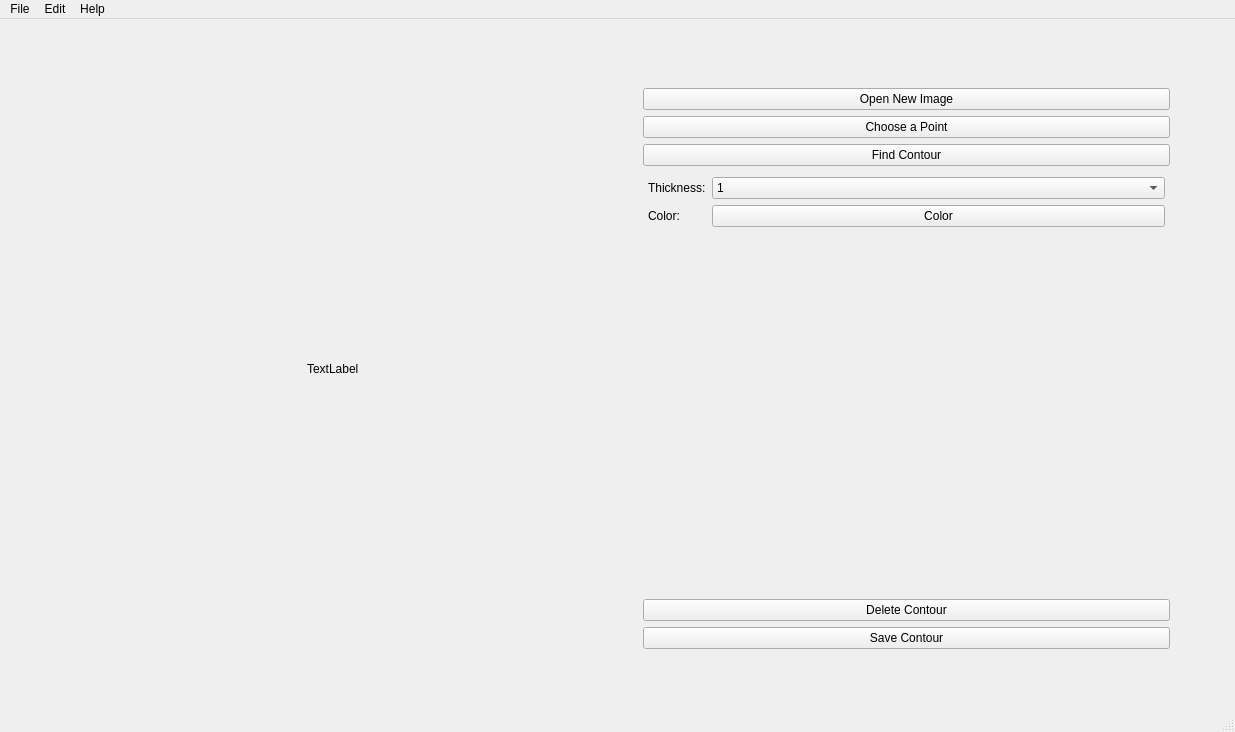
First picture: the form in ui/basic.ui, repository zinuzian/ImageLab2019, before the edit.
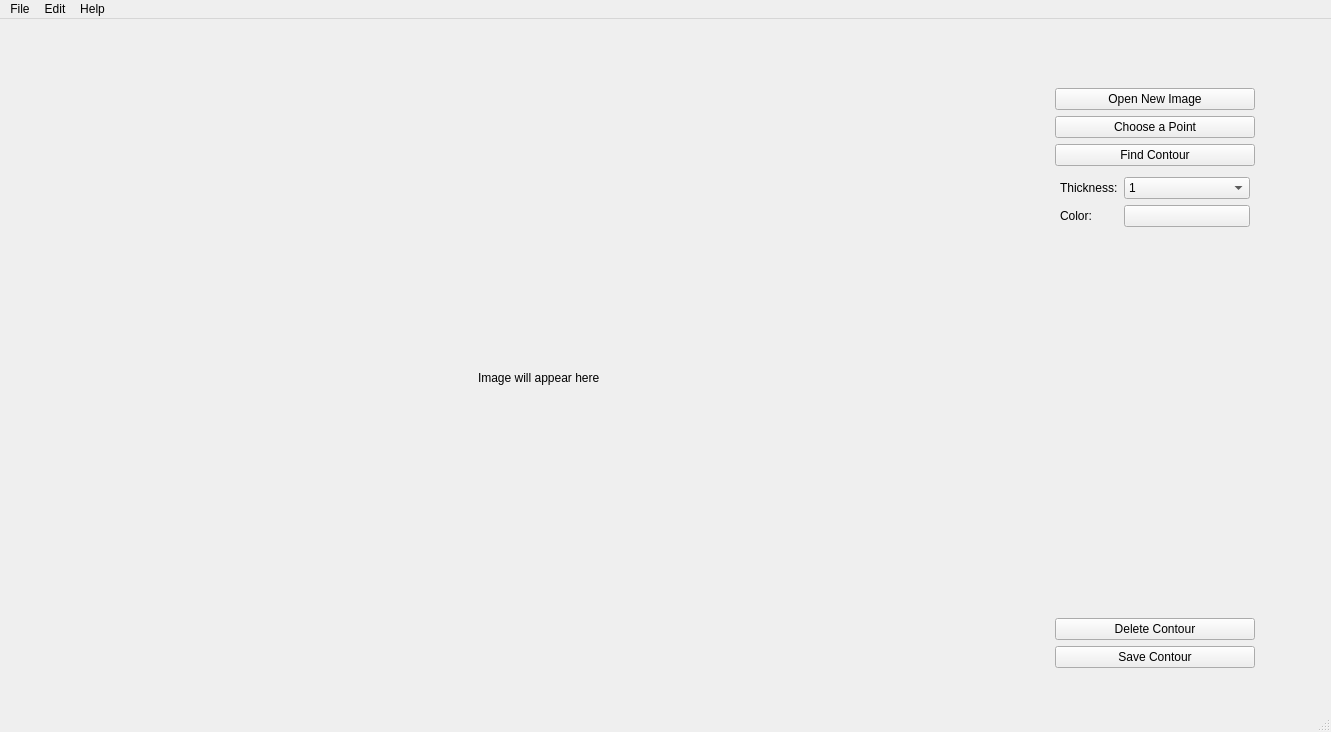
Second picture: the form after the edit.

Commit message: button action added

```diff
--- a/ui/basic.ui
+++ b/ui/basic.ui
@@ -6,7 +6,7 @@
    <rect>
     <x>0</x>
     <y>0</y>
-    <width>1235</width>
+    <width>1331</width>
     <height>732</height>
    </rect>
   </property>
@@ -14,13 +14,19 @@
    <string>MainWindow</string>
   </property>
   <widget class="QWidget" name="centralwidget">
+   <property name="minimumSize">
+    <size>
+     <width>800</width>
+     <height>400</height>
+    </size>
+   </property>
    <widget class="QWidget" name="horizontalLayoutWidget">
     <property name="geometry">
      <rect>
       <x>-1</x>
       <y>-1</y>
-      <width>1241</width>
-      <height>701</height>
+      <width>1386</width>
+      <height>720</height>
      </rect>
     </property>
     <layout class="QHBoxLayout" name="mainLayout">
@@ -38,6 +44,12 @@
      </property>
      <item>
       <widget class="QWidget" name="imageWidget" native="true">
+       <property name="minimumSize">
+        <size>
+         <width>500</width>
+         <height>300</height>
+        </size>
+       </property>
        <layout class="QVBoxLayout" name="imageLayout">
         <property name="leftMargin">
          <number>20</number>
@@ -54,7 +66,7 @@
         <item alignment="Qt::AlignHCenter">
          <widget class="QLabel" name="label">
           <property name="text">
-           <string>TextLabel</string>
+           <string>Image will appear here</string>
           </property>
          </widget>
         </item>
@@ -63,6 +75,12 @@
      </item>
      <item>
       <widget class="QWidget" name="controlPanelWidget" native="true">
+       <property name="maximumSize">
+        <size>
+         <width>300</width>
+         <height>16777215</height>
+        </size>
+       </property>
        <layout class="QVBoxLayout" name="controlPanelLayout">
         <property name="leftMargin">
          <number>20</number>
@@ -78,6 +96,18 @@
         </property>
         <item>
          <widget class="QPushButton" name="openFileBtn">
+          <property name="minimumSize">
+           <size>
+            <width>200</width>
+            <height>0</height>
+           </size>
+          </property>
+          <property name="maximumSize">
+           <size>
+            <width>200</width>
+            <height>16777215</height>
+           </size>
+          </property>
           <property name="text">
            <string>Open New Image</string>
           </property>
@@ -85,6 +115,18 @@
         </item>
         <item>
          <widget class="QPushButton" name="choosePointBtn">
+          <property name="minimumSize">
+           <size>
+            <width>200</width>
+            <height>0</height>
+           </size>
+          </property>
+          <property name="maximumSize">
+           <size>
+            <width>200</width>
+            <height>16777215</height>
+           </size>
+          </property>
           <property name="text">
            <string>Choose a Point</string>
           </property>
@@ -92,6 +134,18 @@
         </item>
         <item>
          <widget class="QPushButton" name="findContourBtn">
+          <property name="minimumSize">
+           <size>
+            <width>200</width>
+            <height>0</height>
+           </size>
+          </property>
+          <property name="maximumSize">
+           <size>
+            <width>200</width>
+            <height>16777215</height>
+           </size>
+          </property>
           <property name="text">
            <string>Find Contour</string>
           </property>
@@ -99,6 +153,18 @@
         </item>
         <item>
          <widget class="QWidget" name="contourOptionWidget" native="true">
+          <property name="minimumSize">
+           <size>
+            <width>200</width>
+            <height>0</height>
+           </size>
+          </property>
+          <property name="maximumSize">
+           <size>
+            <width>200</width>
+            <height>16777215</height>
+           </size>
+          </property>
           <layout class="QFormLayout" name="contourOptionLayout">
            <property name="leftMargin">
             <number>5</number>
@@ -148,7 +214,7 @@
            <item row="1" column="1">
             <widget class="QPushButton" name="colorBtn">
              <property name="text">
-              <string>Color</string>
+              <string/>
              </property>
             </widget>
            </item>
@@ -157,6 +223,18 @@
         </item>
         <item>
          <widget class="QPushButton" name="deleteContourBtn">
+          <property name="minimumSize">
+           <size>
+            <width>200</width>
+            <height>0</height>
+           </size>
+          </property>
+          <property name="maximumSize">
+           <size>
+            <width>200</width>
+            <height>16777215</height>
+           </size>
+          </property>
           <property name="text">
            <string>Delete Contour</string>
           </property>
@@ -164,6 +242,18 @@
         </item>
         <item>
          <widget class="QPushButton" name="saveContourBtn">
+          <property name="minimumSize">
+           <size>
+            <width>200</width>
+            <height>0</height>
+           </size>
+          </property>
+          <property name="maximumSize">
+           <size>
+            <width>200</width>
+            <height>16777215</height>
+           </size>
+          </property>
           <property name="text">
            <string>Save Contour</string>
           </property>
@@ -180,7 +270,7 @@
     <rect>
      <x>0</x>
      <y>0</y>
-     <width>1235</width>
+     <width>1331</width>
      <height>21</height>
     </rect>
    </property>
```
The commit also changes 4 other files.
